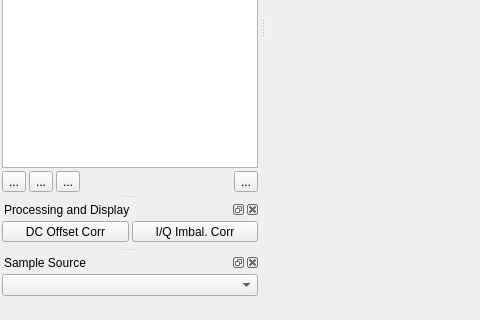
First picture: the form in sdrbase/mainwindow.ui, repository f4exb/sdrangel, before the edit; both pictures show x 0 to 480 and y 280 to 600 of the 1012 by 600 pixel window.
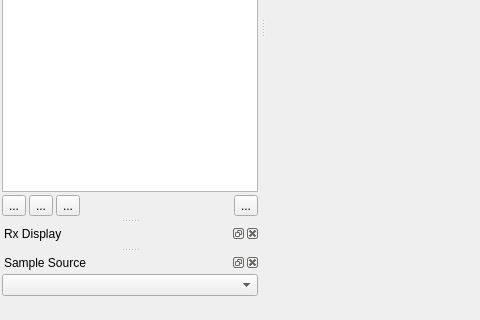
Second picture: the form after the edit. Icons and pictures are not drawn. Custom widgets are drawn as their Qt base class.

Diff of the .ui file:
```diff
--- a/sdrbase/mainwindow.ui
+++ b/sdrbase/mainwindow.ui
@@ -258,7 +258,7 @@
   </widget>
   <widget class="QDockWidget" name="processingDock">
    <property name="windowTitle">
-    <string>Processing and Display</string>
+    <string>Rx Display</string>
    </property>
    <attribute name="dockWidgetArea">
     <number>1</number>
@@ -286,45 +286,6 @@
      <property name="bottomMargin">
       <number>2</number>
      </property>
-     <item>
-      <layout class="QHBoxLayout" name="horizontalLayout">
-       <property name="spacing">
-        <number>3</number>
-       </property>
-       <item>
-        <widget class="ButtonSwitch" name="dcOffset">
-         <property name="sizePolicy">
-          <sizepolicy hsizetype="MinimumExpanding" vsizetype="Fixed">
-           <horstretch>0</horstretch>
-           <verstretch>0</verstretch>
-          </sizepolicy>
-         </property>
-         <property name="toolTip">
-          <string>Compensate DC offset</string>
-         </property>
-         <property name="text">
-          <string>DC Offset Corr</string>
-         </property>
-        </widget>
-       </item>
-       <item>
-        <widget class="ButtonSwitch" name="iqImbalance">
-         <property name="sizePolicy">
-          <sizepolicy hsizetype="MinimumExpanding" vsizetype="Fixed">
-           <horstretch>0</horstretch>
-           <verstretch>0</verstretch>
-          </sizepolicy>
-         </property>
-         <property name="toolTip">
-          <string>Compensate I/Q imbalance</string>
-         </property>
-         <property name="text">
-          <string>I/Q Imbal. Corr</string>
-         </property>
-        </widget>
-       </item>
-      </layout>
-     </item>
      <item>
       <widget class="GLSpectrumGUI" name="glSpectrumGUI" native="true"/>
      </item>
@@ -492,11 +453,6 @@
    <header>gui/glspectrumgui.h</header>
    <container>1</container>
   </customwidget>
-  <customwidget>
-   <class>ButtonSwitch</class>
-   <extends>QToolButton</extends>
-   <header>gui/buttonswitch.h</header>
-  </customwidget>
   <customwidget>
    <class>ChannelWindow</class>
    <extends>QWidget</extends>
```
Left out of the diff: 4 changed lines with no effect on the pictures.
